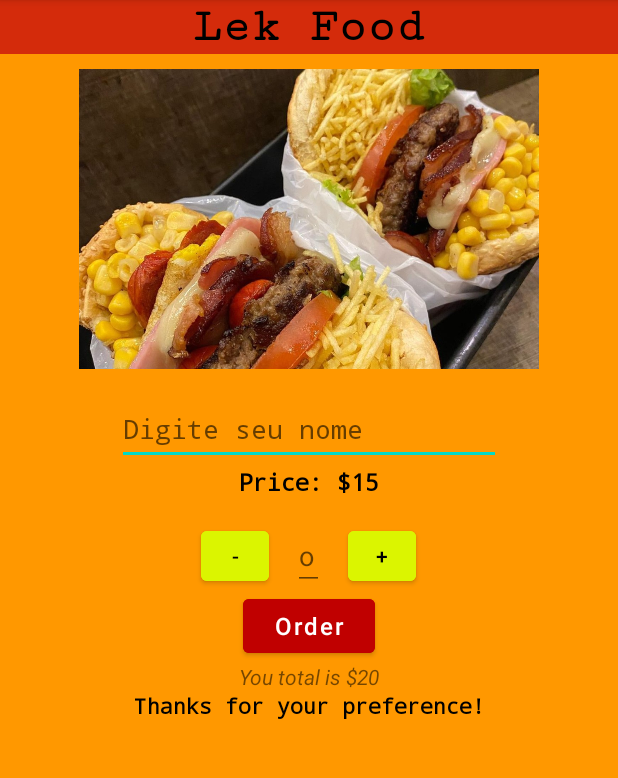
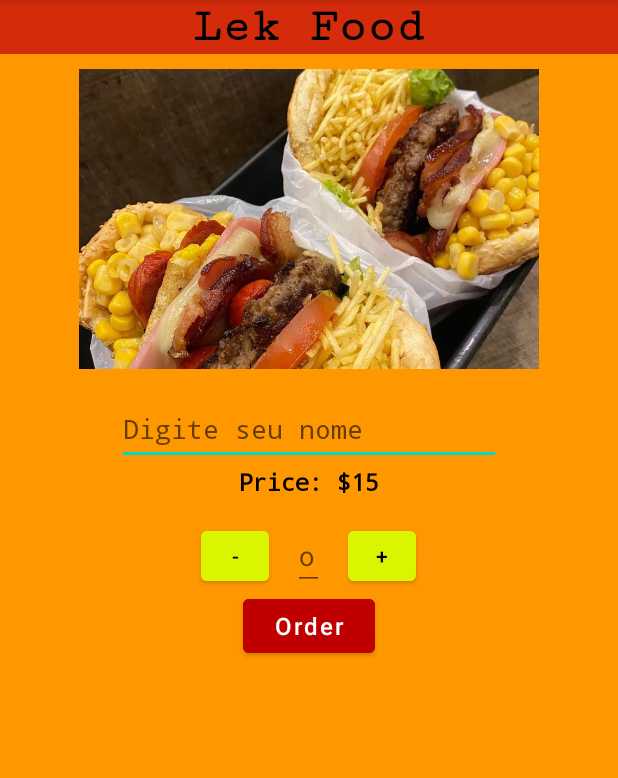
Before and after one commit to AlexSilva-dev/Projeto_FastFood, an Android app: the screen it shows after launch (MainActivity), on a phone screen of 412 x 824 dp, the part 84-862 px from its top. Run offline under Robolectric (Android 15) with nearby library versions, the phone set to English and light mode, and no system bars.

Commit message:
Treinando XML

```diff
--- a/app/src/main/java/com/example/projeto_tela_fastfood/MainActivity.java
+++ b/app/src/main/java/com/example/projeto_tela_fastfood/MainActivity.java
@@ -3,12 +3,88 @@ package com.example.projeto_tela_fastfood;
 import androidx.appcompat.app.AppCompatActivity;
 
 import android.os.Bundle;
+import android.view.View;
+import android.widget.Button;
+import android.widget.EditText;
+import android.widget.TextView;
 
 public class MainActivity extends AppCompatActivity {
 
+    // Atributos
+
+
+
+    // Métodos
     @Override
     protected void onCreate(Bundle savedInstanceState) {
         super.onCreate(savedInstanceState);
         setContentView(R.layout.activity_main);
+
+        TextView txtTotal= findViewById(R.id.txtTatol);
+        TextView txtThanks = findViewById(R.id.txtThanks);
+        EditText etNome = findViewById(R.id.edtNome);
+
+        txtThanks.setVisibility(View.INVISIBLE);
+        txtTotal.setVisibility(View.INVISIBLE);
+
+
+        actionBtnOrder(txtThanks, etNome);
+        actionBtnMoreLess(txtTotal);
+    }
+
+    protected void actionBtnMoreLess(TextView txtTotal){
+
+        Button btnMais = findViewById(R.id.btnMais);
+        Button btnMenos = findViewById(R.id.btnMenos);
+        EditText edtQuantidade = findViewById(R.id.edtQuantidade);
+
+
+
+        btnMais.setOnClickListener(new View.OnClickListener() {
+            @Override
+            public void onClick(View view) {
+
+                String amountString = String.valueOf(edtQuantidade.getText());
+                if(amountString.equals("")){
+                    amountString = "0";
+                }
+                int amount = Integer.parseInt(amountString) + 1;
+                edtQuantidade.setText(String.valueOf(amount));
+                setTotal(txtTotal, amount);
+
+            }
+        });
+
+        btnMenos.setOnClickListener(new View.OnClickListener() {
+            @Override
+            public void onClick(View view) {
+                String amountString = String.valueOf(edtQuantidade.getText());
+                if(amountString.equals("") || amountString.equals("0")){
+                    return;
+                }
+                int amount = Integer.parseInt(amountString) - 1;
+                edtQuantidade.setText(String.valueOf(amount));
+                setTotal(txtTotal, amount);
+            }
+        });
+
+    }
+
+    public void actionBtnOrder(TextView txtThank, EditText etNome){
+        Button btnOrder = findViewById(R.id.btnOrder);
+
+        btnOrder.setOnClickListener(new View.OnClickListener() {
+            @Override
+            public void onClick(View view) {
+                txtThank.setText("Thanks for your preference, " + etNome.getText() + "!");
+                txtThank.setVisibility(View.VISIBLE);
+            }
+        });
+    }
+
+    public void setTotal(TextView txtTotal, int amount){
+
+        txtTotal.setText("You total is $" + amount*15);
+        txtTotal.setVisibility(View.VISIBLE);
     }
 }
--- a/app/src/main/res/layout/activity_main.xml
+++ b/app/src/main/res/layout/activity_main.xml
@@ -101,11 +101,11 @@
         android:layout_centerInParent="true"/>
 
     <TextView
-        android:id="@+id/txtCarteira"
+        android:id="@+id/txtTatol"
         android:layout_width="match_parent"
         android:layout_height="wrap_content"
         android:layout_below="@id/btnOrder"
-        android:text="You total is $20"
+        android:text="You total is $0"
         android:textStyle="italic"
         android:gravity="center"/>
 
@@ -113,7 +113,7 @@
         android:id="@+id/txtThanks"
         android:layout_width="match_parent"
         android:layout_height="wrap_content"
-        android:layout_below="@id/txtCarteira"
+        android:layout_below="@id/txtTatol"
         android:text="Thanks for your preference!"
         android:fontFamily="monospace"
         android:gravity="center"
```
Also changed, not shown: 2 other files.
